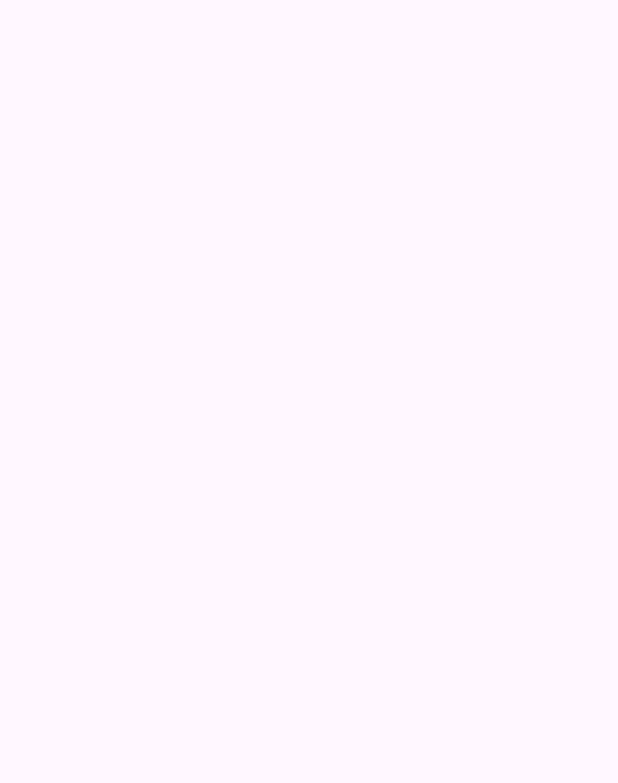
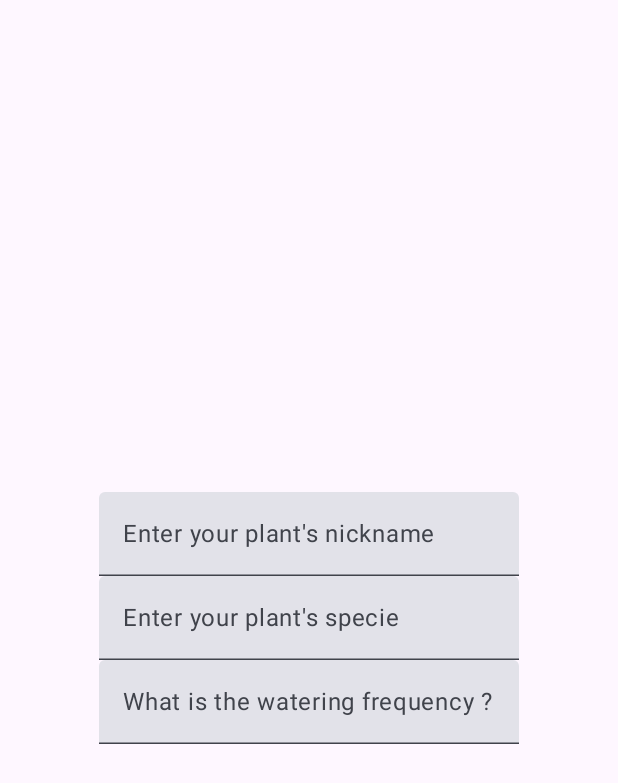
Before and after one commit to j4nelle/OkBloomer_Kotlin, an Android app built with Jetpack Compose: the Adding_Plant_activity screen opened directly, with no data from a screen before it, on a phone screen of 412 x 824 dp. Before the commit the part shown is empty. Shown: the top 783 px of the screen. Run offline under Robolectric (Android 15) with nearby library versions, the phone set to English and light mode, and no system bars.

Commit message:
putting the composable in the center + adding textfields to add a new plant

```diff
--- a/app/src/main/java/es/uc3m/android/okbloomer_kotlin/Adding_Plant_activity.kt
+++ b/app/src/main/java/es/uc3m/android/okbloomer_kotlin/Adding_Plant_activity.kt
@@ -5,12 +5,23 @@ import androidx.activity.ComponentActivity
 import androidx.activity.compose.setContent
 import androidx.activity.enableEdgeToEdge
 import androidx.appcompat.app.AppCompatActivity
+import androidx.compose.foundation.layout.Arrangement
+import androidx.compose.foundation.layout.Column
+import androidx.compose.foundation.layout.fillMaxSize
+import androidx.compose.material3.Text
+import androidx.compose.material3.TextField
 import androidx.compose.runtime.Composable
+import androidx.compose.runtime.getValue
+import androidx.compose.runtime.mutableStateOf
+import androidx.compose.runtime.saveable.rememberSaveable
+import androidx.compose.runtime.setValue
+import androidx.compose.ui.Alignment
 import androidx.compose.ui.tooling.preview.Preview
 import androidx.core.view.ViewCompat
 import androidx.core.view.WindowInsetsCompat
 import es.uc3m.android.okbloomer_kotlin.ui.theme.OkBloomer_KotlinTheme
 import androidx.compose.ui.Modifier
+import androidx.compose.ui.res.stringResource
 
 class Adding_Plant_activity : ComponentActivity() {
     override fun onCreate(savedInstanceState: Bundle?) {
@@ -26,8 +37,45 @@ class Adding_Plant_activity : ComponentActivity() {
 
 @Preview(showBackground = true)
 @Composable
-
 fun AddingPreview_plant(modifier : Modifier = Modifier) {
     //function that gives the option of entering plant infos (should lead to the creation of an instance of Plant)
+    var plant_name by rememberSaveable{ mutableStateOf("") }
+    var specie by rememberSaveable { mutableStateOf("") }
+    var watering_frequency by rememberSaveable { mutableStateOf("") }
+
+
+    Column (
+    modifier = Modifier.fillMaxSize(),
+    verticalArrangement = Arrangement.Center,
+    horizontalAlignment = Alignment.CenterHorizontally
+    )
+    {
+        TextField(
+            value = plant_name,
+            onValueChange = { plant_name = it },
+            placeholder = {
+                Text("Enter your plant's nickname")
+            }
+        )
+
+        TextField(
+            value = specie,
+            onValueChange = { specie = it },
+            placeholder = {
+                Text("Enter your plant's specie")
+            }
+        )
+
+        TextField(
+            value = watering_frequency,
+            onValueChange = { watering_frequency = it },
+            placeholder = {
+                Text("What is the watering frequency ?")
+            }
+        )
+    }
+
+
+
 
 }
```
Also changed, not shown: app/src/main/java/es/uc3m/android/okbloomer_kotlin/Adding_Plant_question.kt (+8 -1 lines), app/src/main/java/es/uc3m/android/okbloomer_kotlin/MainActivity.kt (+6 -1 lines), app/src/main/java/es/uc3m/android/okbloomer_kotlin/MyGarden_activity.kt (+8 -1 lines).
